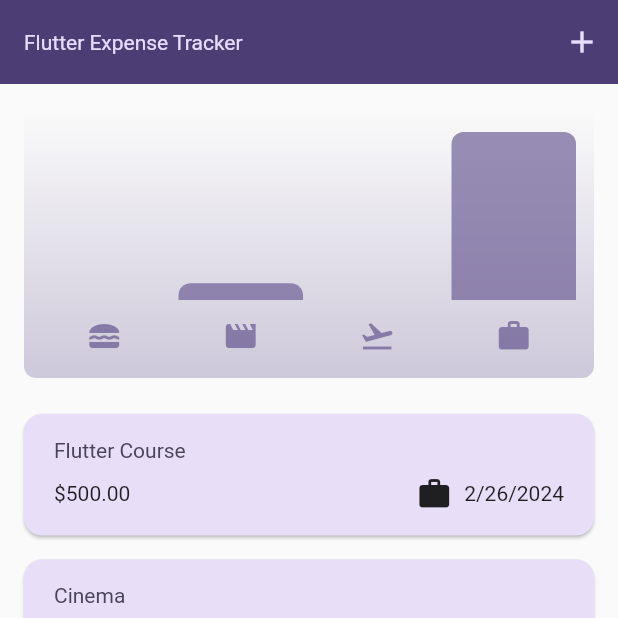
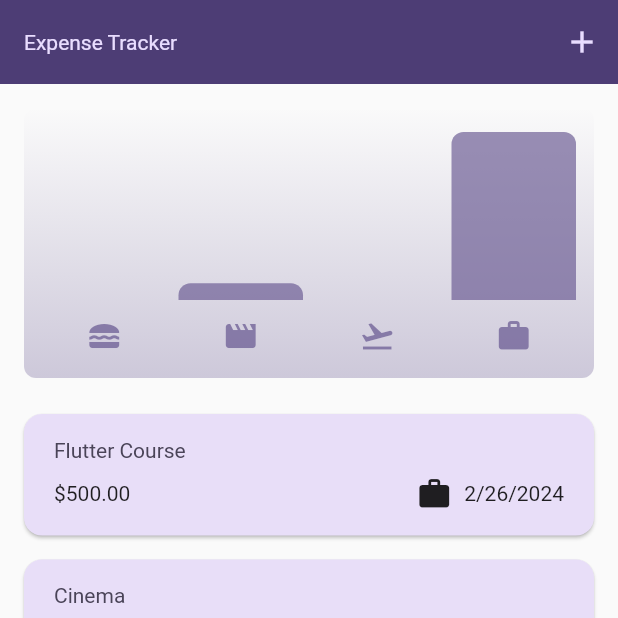
Before and after one commit to saadiyaJ/expenses_app, a Flutter app: the screen it shows after launch, on a phone screen of 412 x 824 dp, the top half of it. Run offline on Flutter 3.47's test engine with Material 2 defaults, Android fonts, the phone set to English and light mode, and no system bars.

Commit message:
Expense Tracker V1.0

```diff
--- a/lib/widgets/expenses.dart
+++ b/lib/widgets/expenses.dart
@@ -79,7 +79,7 @@ class _ExpensesState extends State<Expenses> {
 
     return Scaffold(
       appBar: AppBar(
-        title: const Text("Flutter Expense Tracker"),
+        title: const Text("Expense Tracker"),
         actions: [
           IconButton(
               onPressed: _openAddExpenseOverlay, icon: const Icon(Icons.add))
```
Also changed, not shown: 4 other files.
